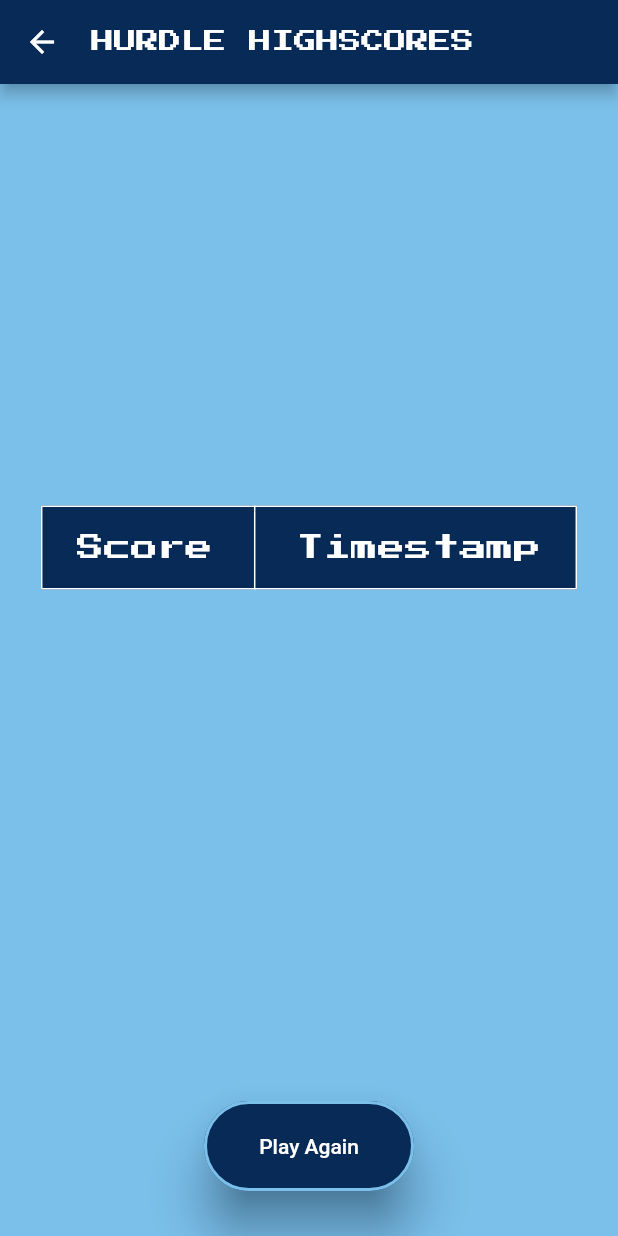
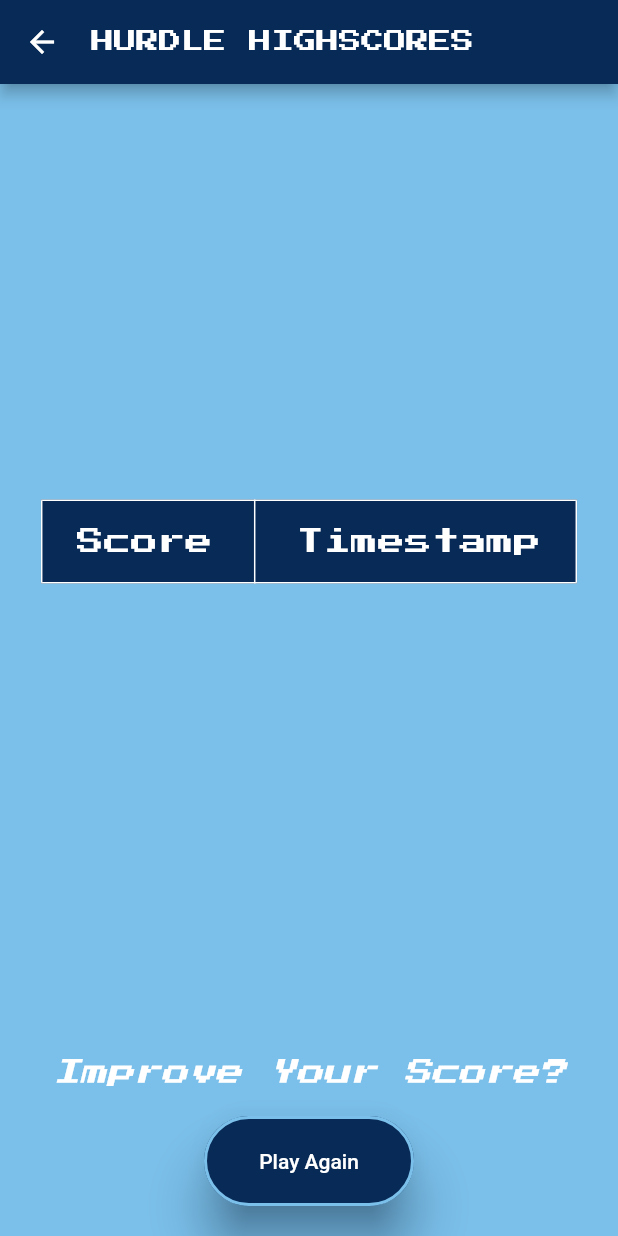
Before and after one commit to jpveloso/RunBruinRun, a Flutter app: the HurdleScoresPage screen opened directly, on a phone screen of 412 x 824 dp. Run offline on Flutter 3.47's test engine with Material 2 defaults, Android fonts, the phone set to English and light mode, and no system bars; our stand-ins replace audioplayers, cloud_firestore, firebase_auth, firebase_core; accounts and stored records are empty; network calls fail.

Commit message:
Fixed navigation issue where the user could go back into their main menu page even after they had logged out. Added a cheeky message in the scoreboard screen to tilt the user.

```diff
--- a/lib/screens/homepage/home_page.dart
+++ b/lib/screens/homepage/home_page.dart
@@ -29,7 +29,11 @@ class _HomePageState extends State<HomePage> {
         context);
     ImageCache? imageCache = PaintingBinding.instance.imageCache;
     imageCache.clear();
-    return Scaffold(
+    return WillPopScope(
+      onWillPop: () async {
+        return false;
+      },
+      child: Scaffold(
           backgroundColor: lightBruinBlue,
           resizeToAvoidBottomInset: false,
           body: Center(
@@ -104,6 +108,7 @@ class _HomePageState extends State<HomePage> {
                 ),
               ],
             ),
-        ));
+          )),
+    );
   }
 }
--- a/lib/screens/scoreboard/hurdle_scores.dart
+++ b/lib/screens/scoreboard/hurdle_scores.dart
@@ -173,7 +173,26 @@ class HurdleScoresPage extends StatelessWidget {
               ),
             ),
           ),
-          const SizedBox(height: 80.0),
+          const SizedBox(height: 60.0),
+          Wrap(
+            crossAxisAlignment: WrapCrossAlignment.center,
+            alignment: WrapAlignment.center,
+            runSpacing: 20,
+            children: [
+              const Center(
+                child: FittedBox(
+                  fit: BoxFit.fitWidth,
+                  child: Text(
+                    'Improve Your Score?',
+                    style: TextStyle(
+                      fontSize: 18,
+                      fontStyle: FontStyle.italic,
+                      color: Colors.white,
+                      fontFamily: 'PressStart2P',
+                    ),
+                  ),
+                ),
+              ),
               ElevatedButton(
                 style: getSmallButtonStyle(),
                 onPressed: () {
@@ -184,7 +203,9 @@ class HurdleScoresPage extends StatelessWidget {
                 },
                 child: const Text('Play Again'),
               ),
-          const SizedBox(height: 30.0),
+            ],
+          ),
+          const SizedBox(height: 20.0),
         ],
       ),
     );
```
Lines whose indentation alone changed are shown as unchanged.
